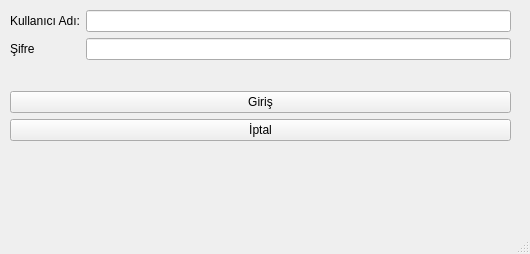
The window that screens/main.ui (ibrahimediz/BN_Project_1) describes before a commit, drawn with Qt 5.
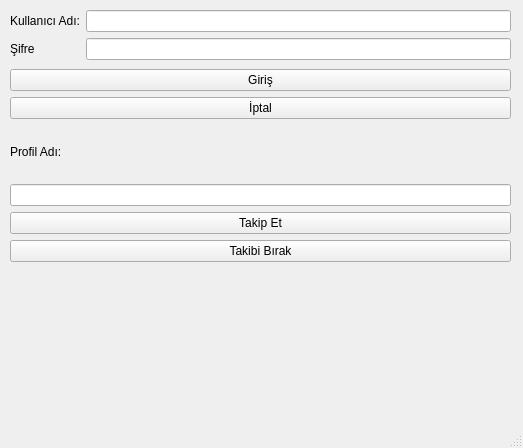
The same window after the commit.

```diff
--- a/screens/main.ui
+++ b/screens/main.ui
@@ -6,8 +6,8 @@
    <rect>
     <x>0</x>
     <y>0</y>
-    <width>530</width>
-    <height>254</height>
+    <width>523</width>
+    <height>448</height>
    </rect>
   </property>
   <property name="windowTitle">
@@ -20,7 +20,7 @@
       <x>10</x>
       <y>10</y>
       <width>501</width>
-      <height>131</height>
+      <height>252</height>
      </rect>
     </property>
     <layout class="QVBoxLayout" name="verticalLayout">
@@ -66,6 +66,30 @@
        </property>
       </widget>
      </item>
+     <item>
+      <widget class="QLabel" name="label_3">
+       <property name="text">
+        <string>Profil Adı:</string>
+       </property>
+      </widget>
+     </item>
+     <item>
+      <widget class="QLineEdit" name="txtProfil"/>
+     </item>
+     <item>
+      <widget class="QPushButton" name="btnTakipEt">
+       <property name="text">
+        <string>Takip Et</string>
+       </property>
+      </widget>
+     </item>
+     <item>
+      <widget class="QPushButton" name="btnTakipBirak">
+       <property name="text">
+        <string>Takibi Bırak</string>
+       </property>
+      </widget>
+     </item>
     </layout>
    </widget>
   </widget>
```
Left out of the diff: 2 changed lines with no effect on the pictures.
